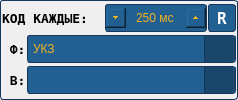
This is forms/ui/Generator.ui in Kellerian/ProdLineVirt as Qt 5 draws it before an edit. The edited form follows.
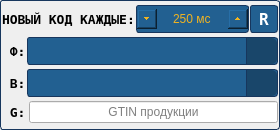
This is the edited form.

```diff
--- a/forms/ui/Generator.ui
+++ b/forms/ui/Generator.ui
@@ -6,20 +6,20 @@
    <rect>
     <x>0</x>
     <y>0</y>
-    <width>238</width>
-    <height>100</height>
+    <width>280</width>
+    <height>130</height>
    </rect>
   </property>
   <property name="minimumSize">
    <size>
     <width>200</width>
-    <height>100</height>
+    <height>130</height>
    </size>
   </property>
   <property name="maximumSize">
    <size>
     <width>280</width>
-    <height>100</height>
+    <height>130</height>
    </size>
   </property>
   <property name="windowTitle">
@@ -171,7 +171,7 @@
 	border-radius: 3px;
 }</string>
   </property>
-  <layout class="QVBoxLayout" name="verticalLayout" stretch="1,1,1">
+  <layout class="QVBoxLayout" name="verticalLayout" stretch="1,1,1,0">
    <property name="spacing">
     <number>1</number>
    </property>
@@ -203,7 +203,7 @@
         </font>
        </property>
        <property name="text">
-        <string>КОД КАЖДЫЕ:</string>
+        <string>НОВЫЙ КОД КАЖДЫЕ:</string>
        </property>
       </widget>
      </item>
@@ -319,11 +319,6 @@
        <property name="sizeAdjustPolicy">
         <enum>QComboBox::AdjustToContents</enum>
        </property>
-       <item>
-        <property name="text">
-         <string>УКЗ</string>
-        </property>
-       </item>
       </widget>
      </item>
     </layout>
@@ -357,6 +352,74 @@
      </item>
     </layout>
    </item>
+   <item>
+    <layout class="QHBoxLayout" name="horizontalLayout_3" stretch="0,1">
+     <property name="spacing">
+      <number>1</number>
+     </property>
+     <property name="topMargin">
+      <number>0</number>
+     </property>
+     <property name="rightMargin">
+      <number>0</number>
+     </property>
+     <property name="bottomMargin">
+      <number>0</number>
+     </property>
+     <item>
+      <widget class="QLabel" name="label_7">
+       <property name="font">
+        <font>
+         <family>DejaVu Sans Mono</family>
+         <pointsize>10</pointsize>
+         <italic>false</italic>
+         <bold>true</bold>
+        </font>
+       </property>
+       <property name="text">
+        <string> G:</string>
+       </property>
+      </widget>
+     </item>
+     <item>
+      <widget class="QLineEdit" name="leGtin">
+       <property name="sizePolicy">
+        <sizepolicy hsizetype="Preferred" vsizetype="Fixed">
+         <horstretch>0</horstretch>
+         <verstretch>0</verstretch>
+        </sizepolicy>
+       </property>
+       <property name="minimumSize">
+        <size>
+         <width>249</width>
+         <height>0</height>
+        </size>
+       </property>
+       <property name="maximumSize">
+        <size>
+         <width>249</width>
+         <height>16777215</height>
+        </size>
+       </property>
+       <property name="inputMask">
+        <string>00000000000000</string>
+       </property>
+       <property name="text">
+        <string/>
+       </property>
+       <property name="maxLength">
+        <number>14</number>
+       </property>
+       <property name="alignment">
+        <set>Qt::AlignCenter</set>
+       </property>
+       <property name="placeholderText">
+        <string>GTIN продукции</string>
+       </property>
+      </widget>
+     </item>
+    </layout>
+   </item>
   </layout>
  </widget>
  <resources/>
```
